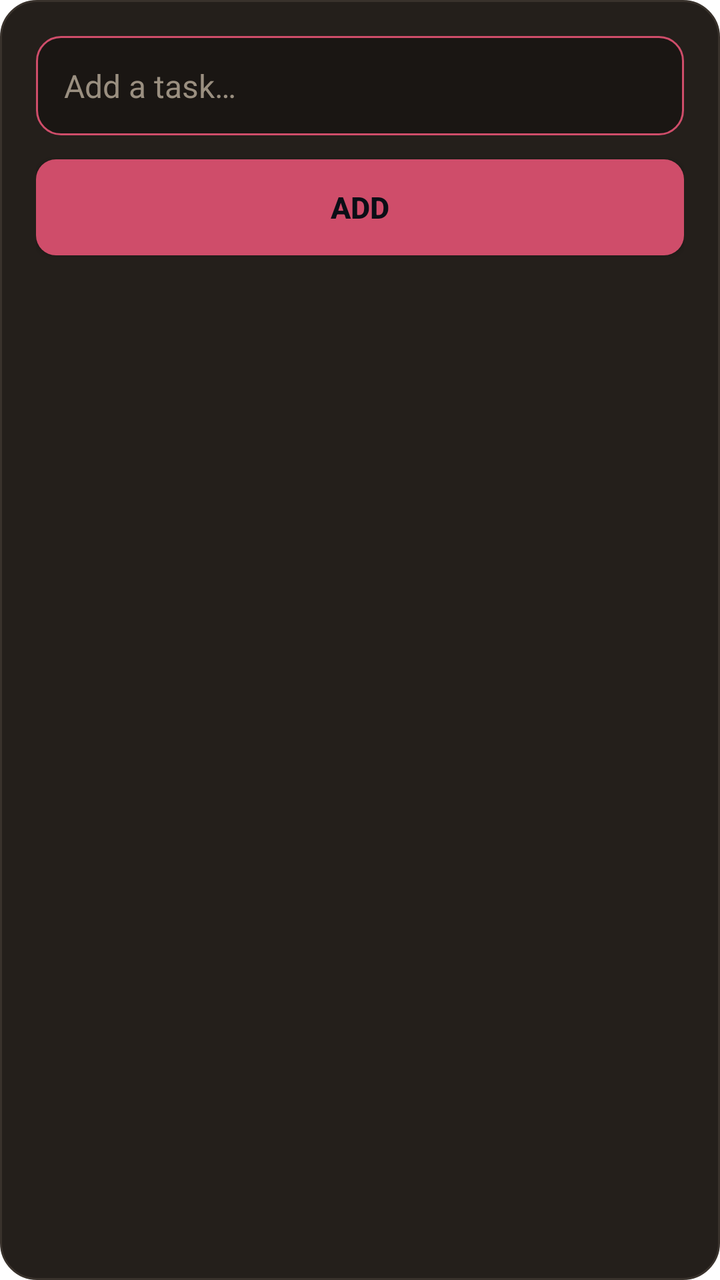
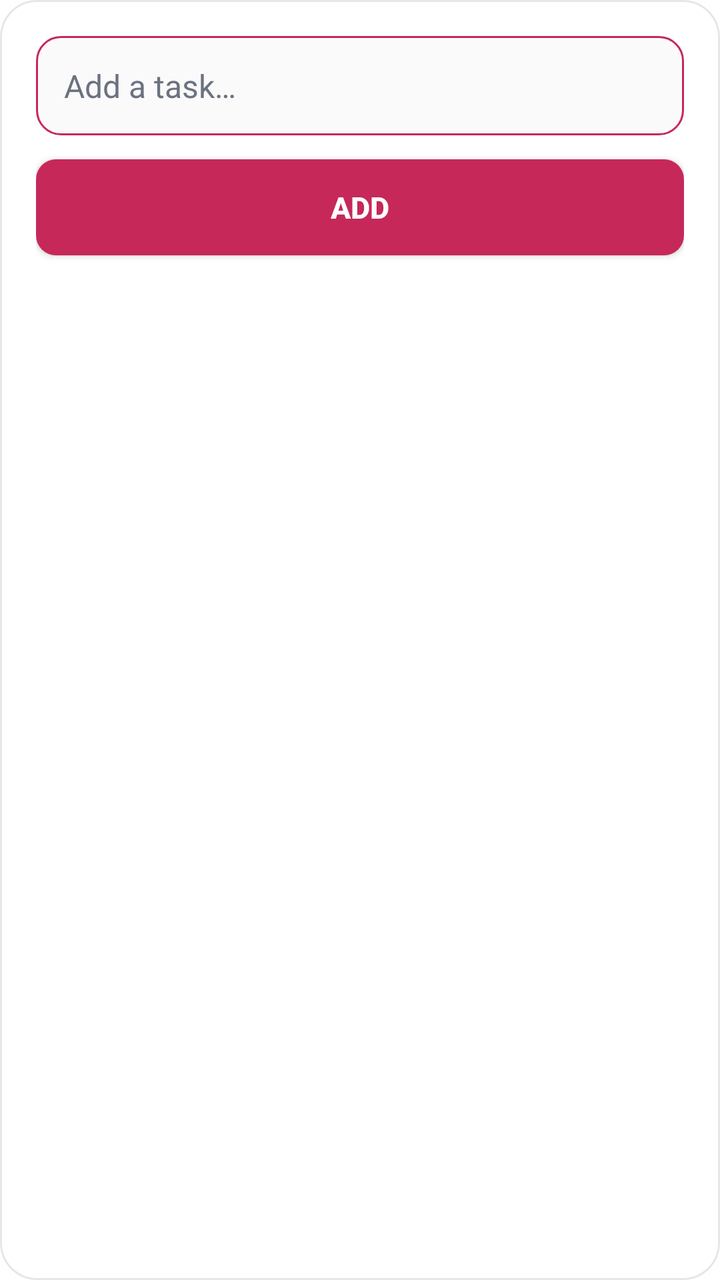

Compare the two renders of this Android layout. The source of the first and the diff that turns it into the second are given below.
<!-- AndroidManifest.xml: activity theme QuickAddTheme -->
<!-- res/layout/quick_add.xml -->
<?xml version="1.0" encoding="utf-8"?>
<LinearLayout xmlns:android="http://schemas.android.com/apk/res/android"
    android:layout_width="match_parent"
    android:layout_height="wrap_content"
    android:orientation="vertical"
    android:background="@drawable/panel_bg"
    android:padding="18dp">

    <EditText
        android:id="@+id/input"
        android:layout_width="match_parent"
        android:layout_height="wrap_content"
        android:background="@drawable/input_bg"
        android:hint="@string/quick_add_hint"
        android:textColorHint="@color/dim"
        android:textColor="@color/text"
        android:textSize="16sp"
        android:padding="14dp"
        android:inputType="textCapSentences"
        android:imeOptions="actionDone"
        android:maxLines="1" />

    <Button
        android:id="@+id/add"
        android:layout_width="match_parent"
        android:layout_height="wrap_content"
        android:layout_marginTop="12dp"
        android:background="@drawable/add_btn_bg"
        android:text="@string/add"
        android:textColor="#0b0e16"
        android:textStyle="bold"
        android:textSize="15sp" />
</LinearLayout>
<!-- resources referenced by this layout -->
<resources>
  <color name="dim">#9a8f80</color>
  <color name="text">#f3ede4</color>
  <!-- drawable add_btn_bg (drawable) -->
  <?xml version="1.0" encoding="utf-8"?>
  <shape xmlns:android="http://schemas.android.com/apk/res/android" android:shape="rectangle">
      <solid android:color="@color/accent" />
      <corners android:radius="10dp" />
  </shape>
  <!-- drawable input_bg (drawable) -->
  <?xml version="1.0" encoding="utf-8"?>
  <shape xmlns:android="http://schemas.android.com/apk/res/android" android:shape="rectangle">
      <solid android:color="@color/bg" />
      <stroke android:width="1dp" android:color="@color/accent" />
      <corners android:radius="12dp" />
  </shape>
  <!-- drawable panel_bg (drawable) -->
  <?xml version="1.0" encoding="utf-8"?>
  <shape xmlns:android="http://schemas.android.com/apk/res/android" android:shape="rectangle">
      <solid android:color="@color/panel" />
      <stroke android:width="1dp" android:color="@color/line" />
      <corners android:radius="18dp" />
  </shape>
  <string name="add">Add</string>
  <string name="quick_add_hint">Add a task…</string>
  <style name="QuickAddTheme" parent="android:Theme.Material.Dialog.NoActionBar">
          <item name="android:windowBackground">@android:color/transparent</item>
          <item name="android:windowMinWidthMinor">94%</item>
          <item name="android:backgroundDimAmount">0.6</item>
      </style>
  <color name="accent">#cf4d6a</color>
  <color name="bg">#1a1613</color>
  <color name="panel">#241f1b</color>
  <color name="line">#39322c</color>
</resources>

<!-- the commit's change to res/layout/quick_add.xml (unified diff, before → after) -->
@@ -27,7 +27,7 @@
         android:layout_marginTop="12dp"
         android:background="@drawable/add_btn_bg"
         android:text="@string/add"
-        android:textColor="#0b0e16"
+        android:textColor="#FFFFFF"
         android:textStyle="bold"
         android:textSize="15sp" />
 </LinearLayout>
<!-- resource entries referenced after the edit -->
@@ -1,7 +1,7 @@
 <!-- resources referenced by this layout -->
 <resources>
-  <color name="dim">#9a8f80</color>
-  <color name="text">#f3ede4</color>
+  <color name="dim">#6B7280</color>
+  <color name="text">#111827</color>
   <!-- drawable add_btn_bg (drawable) -->
   <?xml version="1.0" encoding="utf-8"?>
   <shape xmlns:android="http://schemas.android.com/apk/res/android" android:shape="rectangle">
@@ -29,9 +29,9 @@
           <item name="android:windowMinWidthMinor">94%</item>
           <item name="android:backgroundDimAmount">0.6</item>
       </style>
-  <color name="accent">#cf4d6a</color>
-  <color name="bg">#1a1613</color>
-  <color name="panel">#241f1b</color>
-  <color name="line">#39322c</color>
+  <color name="accent">#C6285A</color>
+  <color name="bg">#FAFAFB</color>
+  <color name="panel">#FFFFFF</color>
+  <color name="line">#E5E7EB</color>
 </resources>
 
